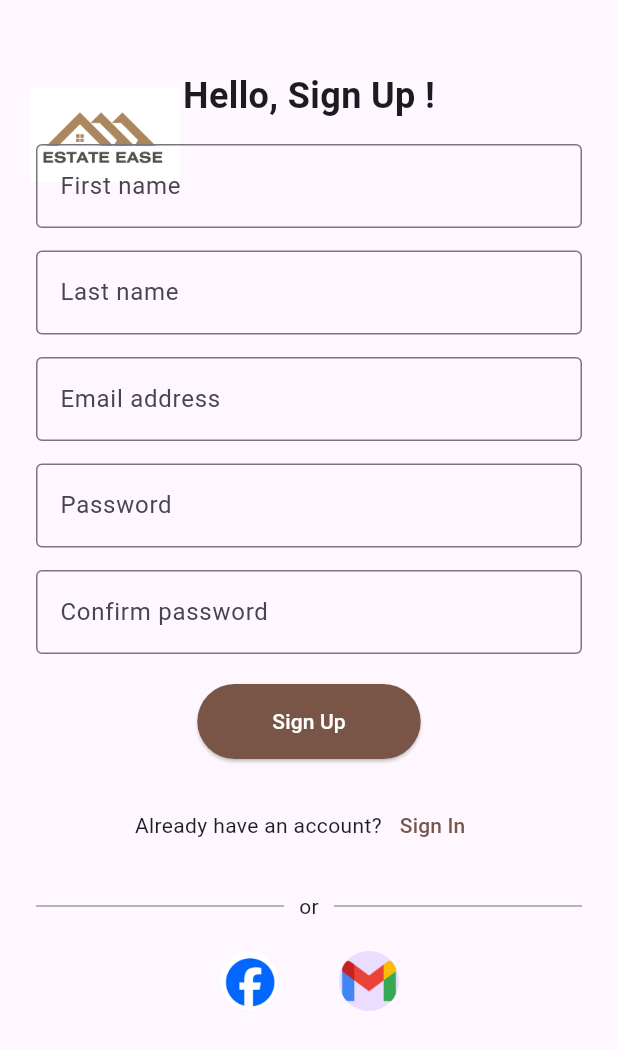
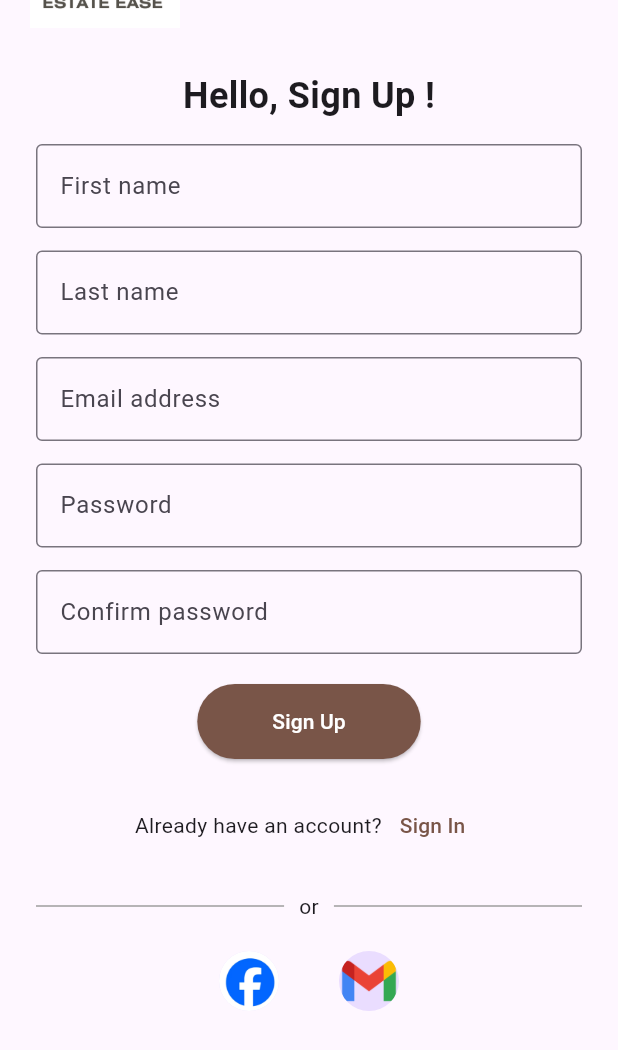
Before and after one commit to ST60002CEM/batch32a-slesha45, a Flutter app: the SignUpScreen screen opened directly, scrolled down 103 dp, on a phone screen of 412 x 824 dp. Shown: the top 1050 px of the screen. Run offline on Flutter 3.47's test engine with Material 3 defaults, Android fonts, the phone set to English and light mode, and no system bars.

Commit message:
minor change

```diff
--- a/lib/screen/sign_up_screen.dart
+++ b/lib/screen/sign_up_screen.dart
@@ -41,7 +41,8 @@ class _SignUpScreenState extends State<SignUpScreen> {
   @override
   Widget build(BuildContext context) {
     return Scaffold(
-      body: Stack(
+      body: SingleChildScrollView(
+        child: Stack(
           children: [
             Positioned(
               top: 40,
@@ -268,6 +269,7 @@ class _SignUpScreenState extends State<SignUpScreen> {
             ),
           ],
         ),
+      ),
     );
   }
 
```
Lines whose indentation alone changed are shown as unchanged.
